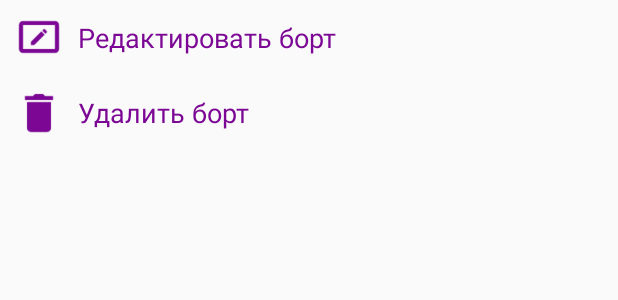
After one commit to oshurmamadov/OperatorApp, an Android app: the layout edit_delete.xml on its own in the app's theme, with its tools: preview values and no code run, on a phone screen of 412 x 824 dp. The commit adds this screen. Shown: the top 300 px of the screen. Run offline under Robolectric (Android 15) with nearby library versions, the phone set to English and light mode, and no system bars.

Commit message:
edit&delete были перенесены в alertDialog

```diff
--- a/app/src/main/res/layout/activity_maps.xml
+++ b/app/src/main/res/layout/activity_maps.xml
@@ -101,7 +101,8 @@ android:layout_height="match_parent" /> -->
                 android:layout_alignParentLeft="true"
                 android:layout_alignParentStart="true"
                 android:drawSelectorOnTop="true"
-                android:divider="@color/mainColor" />
+                android:divider="@color/mainColor"
+                android:choiceMode="singleChoice" />
 
           <!--  <CheckBox
                 android:layout_width="wrap_content"
--- /dev/null
+++ b/app/src/main/res/layout/edit_delete.xml
@@ -0,0 +1,59 @@
+<?xml version="1.0" encoding="utf-8"?>
+<LinearLayout xmlns:android="http://schemas.android.com/apk/res/android"
+    android:orientation="vertical"
+    android:layout_width="match_parent"
+    android:layout_height="match_parent">
+
+
+
+    <LinearLayout
+        android:id="@+id/editLayout"
+        android:orientation="horizontal"
+        android:layout_width="match_parent"
+        android:layout_height="50dp">
+    <ImageView
+        android:layout_width="32dp"
+        android:layout_height="32dp"
+        android:id="@+id/imageView18"
+        android:background="@drawable/edit"
+        android:layout_gravity="center_vertical"
+        android:layout_marginLeft="10dp"
+        android:layout_marginRight="10dp" />
+
+    <TextView
+        android:layout_width="wrap_content"
+        android:layout_height="wrap_content"
+        android:layout_gravity="center_vertical"
+        android:textColor="@color/mainColor"
+        android:textAppearance="?android:attr/textAppearanceMedium"
+        android:text="Редактировать борт"
+        android:id="@+id/textView" />
+    </LinearLayout>
+
+    <LinearLayout
+        android:id="@+id/deleteLayout"
+        android:orientation="horizontal"
+        android:layout_width="match_parent"
+        android:layout_height="50dp">
+        <ImageView
+            android:layout_width="32dp"
+            android:layout_height="32dp"
+            android:background="@drawable/delete"
+            android:layout_gravity="center_vertical"
+            android:id="@+id/imageView19"
+            android:layout_marginLeft="10dp"
+            android:layout_marginRight="10dp" />
+
+        <TextView
+            android:layout_width="wrap_content"
+            android:layout_height="wrap_content"
+            android:layout_gravity="center_vertical"
+            android:textColor="@color/mainColor"
+            android:textAppearance="?android:attr/textAppearanceMedium"
+            android:text="Удалить борт"
+            android:id="@+id/textView11" />
+    </LinearLayout>
+
+
+
+</LinearLayout>
--- a/app/src/main/res/menu/menu_maps.xml
+++ b/app/src/main/res/menu/menu_maps.xml
@@ -19,13 +19,13 @@
                 android:title="Добавить борт"
                 android:icon="@drawable/add_user"  />
 
-            <item android:id="@+id/itemEditBoard"
+          <!--  <item android:id="@+id/itemEditBoard"
                 android:title="Редактировать борт"
                 android:icon="@drawable/edit"    />
 
             <item android:id="@+id/itemDeleteBoard"
                 android:title="Удалить борт"
-                android:icon="@drawable/delete"    />
+                android:icon="@drawable/delete"    />-->
 
             <item android:id="@+id/itemInfo"
                 android:title="Информация"
--- a/app/src/main/res/values/color.xml
+++ b/app/src/main/res/values/color.xml
@@ -2,7 +2,7 @@
 <resources>
     <color name="white">#ffffff</color>
     <color name="customBlueLight">#6FD9FF</color>
-    <color name="loginPressed">#ffd97adf</color>
+    <color name="loginPressed">#ffdbd1df</color>
     <color name="loginColor">#7B0794</color>
     <color name="mainColor">#7B0794</color>
     <color name="middleColor">#d234dd</color>
```
Also changed, not shown: app/src/main/java/operator/com/operatorapp/MapsActivity.java (+19 -10 lines).
